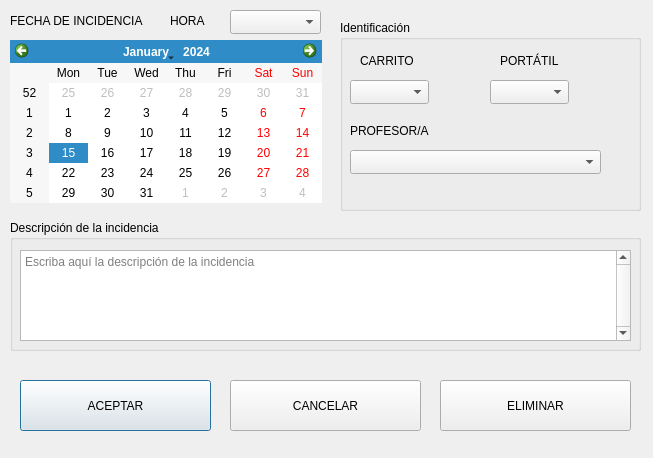
The window that carritos/view/incidencias.ui (angeloide78/carritos) describes before a commit, drawn with Qt 5.
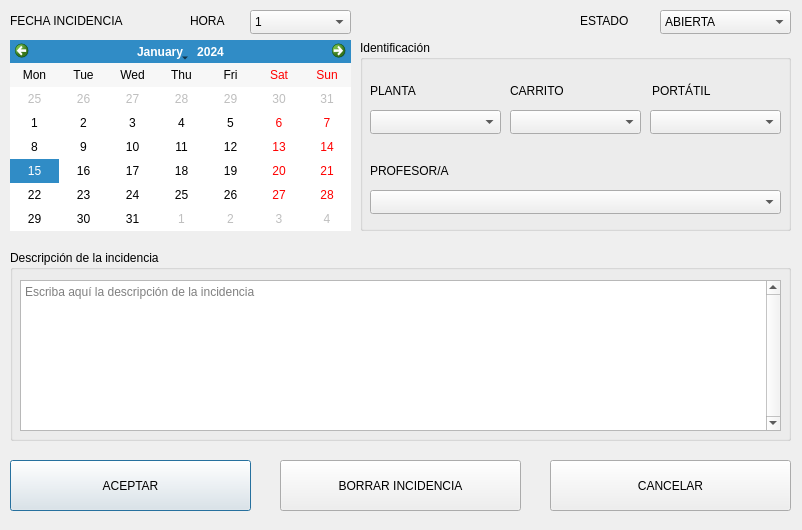
The same window after the commit.

Commit message: Gestión de incidencias. Carga de datos

What changed in the file:
```diff
--- a/carritos/view/incidencias.ui
+++ b/carritos/view/incidencias.ui
@@ -6,8 +6,8 @@
    <rect>
     <x>0</x>
     <y>0</y>
-    <width>653</width>
-    <height>458</height>
+    <width>802</width>
+    <height>530</height>
    </rect>
   </property>
   <property name="windowTitle">
@@ -18,30 +18,33 @@
     <rect>
      <x>10</x>
      <y>40</y>
-     <width>312</width>
-     <height>163</height>
+     <width>341</width>
+     <height>191</height>
     </rect>
    </property>
+   <property name="verticalHeaderFormat">
+    <enum>QCalendarWidget::NoVerticalHeader</enum>
+   </property>
   </widget>
   <widget class="QLabel" name="label_4">
    <property name="geometry">
     <rect>
      <x>10</x>
      <y>10</y>
-     <width>151</width>
+     <width>181</width>
      <height>21</height>
     </rect>
    </property>
    <property name="text">
-    <string>FECHA DE INCIDENCIA</string>
+    <string>FECHA INCIDENCIA</string>
    </property>
   </widget>
   <widget class="QGroupBox" name="groupBox">
    <property name="geometry">
     <rect>
-     <x>340</x>
-     <y>20</y>
-     <width>301</width>
+     <x>360</x>
+     <y>40</y>
+     <width>431</width>
      <height>191</height>
     </rect>
    </property>
@@ -51,9 +54,9 @@
    <widget class="QComboBox" name="comboBox_2">
     <property name="geometry">
      <rect>
-      <x>150</x>
-      <y>60</y>
-      <width>79</width>
+      <x>290</x>
+      <y>70</y>
+      <width>131</width>
       <height>24</height>
      </rect>
     </property>
@@ -61,9 +64,9 @@
    <widget class="QComboBox" name="comboBox">
     <property name="geometry">
      <rect>
-      <x>10</x>
-      <y>60</y>
-      <width>79</width>
+      <x>150</x>
+      <y>70</y>
+      <width>131</width>
       <height>24</height>
      </rect>
     </property>
@@ -71,8 +74,8 @@
    <widget class="QLabel" name="label_2">
     <property name="geometry">
      <rect>
-      <x>160</x>
-      <y>30</y>
+      <x>292</x>
+      <y>40</y>
       <width>91</width>
       <height>21</height>
      </rect>
@@ -84,8 +87,8 @@
    <widget class="QLabel" name="label">
     <property name="geometry">
      <rect>
-      <x>20</x>
-      <y>30</y>
+      <x>150</x>
+      <y>40</y>
       <width>91</width>
       <height>21</height>
      </rect>
@@ -98,8 +101,8 @@
     <property name="geometry">
      <rect>
       <x>10</x>
-      <y>130</y>
-      <width>251</width>
+      <y>150</y>
+      <width>411</width>
       <height>24</height>
      </rect>
     </property>
@@ -108,8 +111,8 @@
     <property name="geometry">
      <rect>
       <x>10</x>
-      <y>100</y>
-      <width>91</width>
+      <y>120</y>
+      <width>131</width>
       <height>21</height>
      </rect>
     </property>
@@ -117,26 +120,55 @@
      <string>PROFESOR/A</string>
     </property>
    </widget>
+   <widget class="QLabel" name="label_7">
+    <property name="geometry">
+     <rect>
+      <x>10</x>
+      <y>40</y>
+      <width>91</width>
+      <height>21</height>
+     </rect>
+    </property>
+    <property name="text">
+     <string>PLANTA</string>
+    </property>
+   </widget>
+   <widget class="QComboBox" name="comboBox_planta">
+    <property name="geometry">
+     <rect>
+      <x>10</x>
+      <y>70</y>
+      <width>131</width>
+      <height>24</height>
+     </rect>
+    </property>
+   </widget>
   </widget>
   <widget class="QGroupBox" name="groupBox_2">
    <property name="geometry">
     <rect>
      <x>10</x>
-     <y>220</y>
-     <width>631</width>
-     <height>131</height>
+     <y>250</y>
+     <width>781</width>
+     <height>191</height>
     </rect>
    </property>
    <property name="title">
-    <string>Descripción de la incidencia</string>
+    <string>Descripción de la incidencia   </string>
    </property>
-   <widget class="QTextEdit" name="textEdit">
+   <property name="flat">
+    <bool>false</bool>
+   </property>
+   <property name="checkable">
+    <bool>false</bool>
+   </property>
+   <widget class="QTextEdit" name="textEdit_descripcion">
     <property name="geometry">
      <rect>
       <x>10</x>
       <y>30</y>
-      <width>611</width>
-      <height>91</height>
+      <width>761</width>
+      <height>151</height>
      </rect>
     </property>
     <property name="verticalScrollBarPolicy">
@@ -150,7 +182,7 @@
   <widget class="QLabel" name="label_5">
    <property name="geometry">
     <rect>
-     <x>170</x>
+     <x>190</x>
      <y>10</y>
      <width>51</width>
      <height>21</height>
@@ -163,32 +195,82 @@
   <widget class="QComboBox" name="comboBox_4">
    <property name="geometry">
     <rect>
-     <x>230</x>
+     <x>250</x>
      <y>10</y>
-     <width>91</width>
+     <width>101</width>
      <height>24</height>
     </rect>
    </property>
+   <property name="toolTip">
+    <string extracomment="Franja horaria"/>
+   </property>
+   <property name="layoutDirection">
+    <enum>Qt::LeftToRight</enum>
+   </property>
+   <property name="maxVisibleItems">
+    <number>7</number>
+   </property>
+   <property name="frame">
+    <bool>true</bool>
+   </property>
+   <item>
+    <property name="text">
+     <string>1</string>
+    </property>
+   </item>
+   <item>
+    <property name="text">
+     <string>2</string>
+    </property>
+   </item>
+   <item>
+    <property name="text">
+     <string>3</string>
+    </property>
+   </item>
+   <item>
+    <property name="text">
+     <string>RECREO</string>
+    </property>
+   </item>
+   <item>
+    <property name="text">
+     <string>4</string>
+    </property>
+   </item>
+   <item>
+    <property name="text">
+     <string>5</string>
+    </property>
+   </item>
+   <item>
+    <property name="text">
+     <string>6</string>
+    </property>
+   </item>
   </widget>
   <widget class="QPushButton" name="pushButton">
    <property name="geometry">
     <rect>
-     <x>20</x>
-     <y>380</y>
-     <width>191</width>
+     <x>10</x>
+     <y>460</y>
+     <width>241</width>
      <height>51</height>
     </rect>
    </property>
    <property name="text">
     <string>ACEPTAR</string>
    </property>
+   <property name="default">
+    <bool>true</bool>
+   </property>
   </widget>
   <widget class="QPushButton" name="pushButton_2">
    <property name="geometry">
     <rect>
-     <x>230</x>
-     <y>380</y>
-     <width>191</width>
+     <x>550</x>
+     <y>460</y>
+     <width>241</width>
      <height>51</height>
     </rect>
    </property>
@@ -199,16 +281,49 @@
   <widget class="QPushButton" name="pushButton_3">
    <property name="geometry">
     <rect>
-     <x>440</x>
-     <y>380</y>
-     <width>191</width>
+     <x>280</x>
+     <y>460</y>
+     <width>241</width>
      <height>51</height>
     </rect>
    </property>
    <property name="text">
-    <string>ELIMINAR</string>
+    <string>BORRAR INCIDENCIA</string>
    </property>
   </widget>
+  <widget class="QLabel" name="label_6">
+   <property name="geometry">
+    <rect>
+     <x>580</x>
+     <y>10</y>
+     <width>71</width>
+     <height>21</height>
+    </rect>
+   </property>
+   <property name="text">
+    <string>ESTADO</string>
+   </property>
+  </widget>
+  <widget class="QComboBox" name="comboBox_estado">
+   <property name="geometry">
+    <rect>
+     <x>660</x>
+     <y>10</y>
+     <width>131</width>
+     <height>24</height>
+    </rect>
+   </property>
+   <item>
+    <property name="text">
+     <string extracomment="La incidencia está pendiente de ser resuelta">ABIERTA</string>
+    </property>
+   </item>
+   <item>
+    <property name="text">
+     <string extracomment="La incidencia se ha resuelto">CERRADA</string>
+    </property>
+   </item>
+  </widget>
  </widget>
  <resources/>
  <connections/>
```
Left out of the diff: 21 changed lines with no effect on the pictures. The commit also changes 7 other files.
